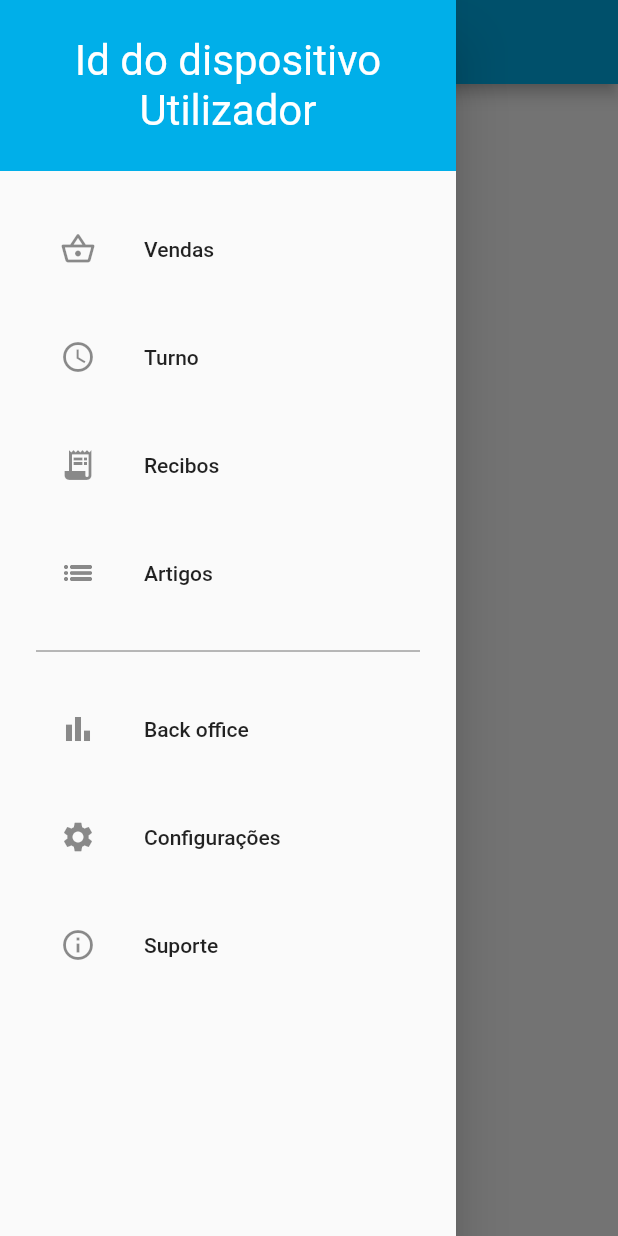
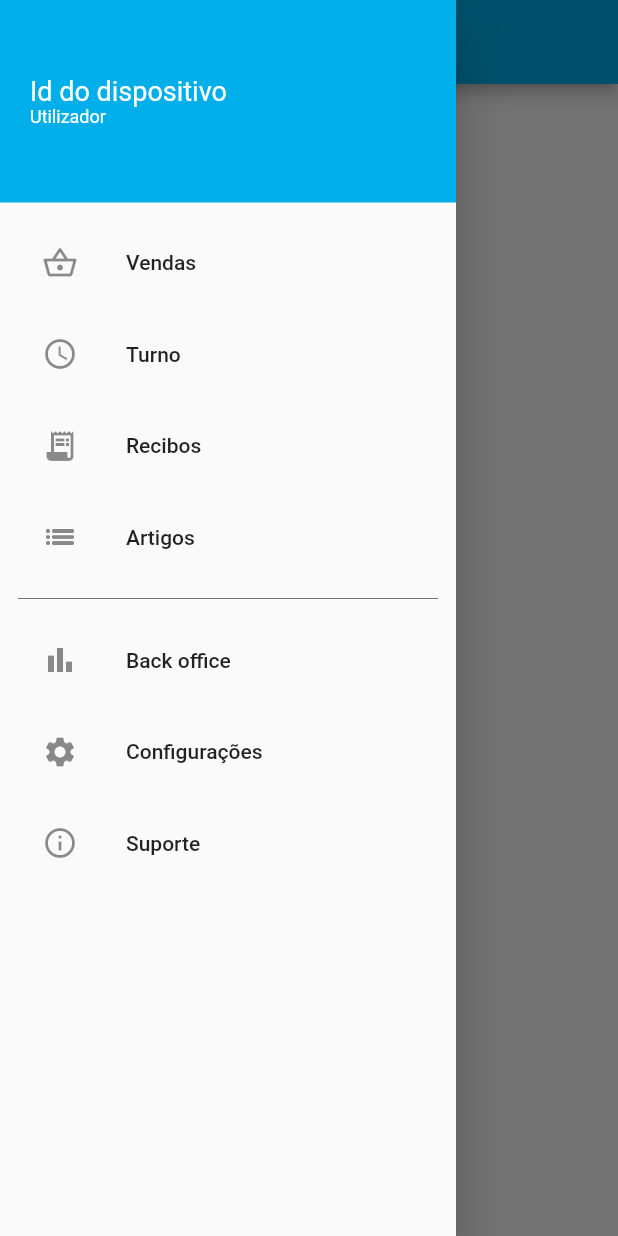
Before and after one commit to DEISI-ULHT-TFC-2023-24/TFC-DEISI4DEIS3-It4Billing_POS, a Flutter app: the screen it shows after launch, with the side drawer open, on a phone screen of 412 x 824 dp. Run offline on Flutter 3.47's test engine with Material 2 defaults, Android fonts, the phone set to English and light mode, and no system bars.

Commit message:
Inicio Logica da pagina das vendas
coisas a fazer saber como deixar bonito e continuar a logica primeiro

```diff
--- a/lib/main.dart
+++ b/lib/main.dart
@@ -21,9 +21,7 @@ class MyApp extends StatelessWidget {
       initialRoute: '/vendas',  // Trocar depois quando funcionar bem
       routes: {
         '/loginPage': (context) => const LoginPage(),
-        '/vendas': (context) => Vendas(),
-        '/venda': (context) => const Venda(),
-        '/turno': (context) => const Turno(),
+        '/vendas': (context) => Vendas(),'/turno': (context) => const Turno(),
         '/recibos': (context) => const Recibos(),
 
       },
--- a/lib/navbar.dart
+++ b/lib/navbar.dart
@@ -21,27 +21,29 @@ class NavBar extends StatelessWidget {
   Widget buildHeader(BuildContext context) => Container(
         color: const Color(0xff00afe9),
         padding: EdgeInsets.only(
-          top: 24 + MediaQuery.of(context).padding.top,
-          bottom: 24,
+          top: 50 + MediaQuery.of(context).padding.top,
+          left: 20,
+          bottom: 50,
         ),
         child: const Column(
+          crossAxisAlignment: CrossAxisAlignment.start,
           children: [
             Text(
               'Id do dispositivo',
-              style: TextStyle(fontSize: 28, color: Colors.white),
+              style: TextStyle(fontSize: 18, color: Colors.white),
             ),
             Text(
               'Utilizador',
-              style: TextStyle(fontSize: 28, color: Colors.white),
+              style: TextStyle(fontSize: 12, color: Colors.white),
             ),
           ],
         ),
       );
 
   Widget buildMenuItems(BuildContext context) => Container(
-        padding: const EdgeInsets.all(24),
+        padding: const EdgeInsets.all(12),
         child: Wrap(
-          runSpacing: 16,
+          runSpacing: 5,
           children: [
             ListTile(
               leading: const Icon(Icons.shopping_basket_outlined),
--- /dev/null
+++ b/lib/pages/vendas/artigo.dart
@@ -0,0 +1,13 @@
+import 'categoria.dart';
+
+class Artigo {
+  String nome;
+  String referencia;
+  String unidade;
+  Categoria categoria;
+
+  Artigo({required this.nome,required this.referencia,required this.unidade,required this.categoria,});
+
+
+
+}
--- /dev/null
+++ b/lib/pages/vendas/categoria.dart
@@ -0,0 +1,7 @@
+class Categoria {
+  String nome;
+  String nomeCurto;
+
+  Categoria({required this.nome,required this.nomeCurto });
+
+}
--- /dev/null
+++ b/lib/pages/vendas/vendaObj.dart
@@ -0,0 +1,6 @@
+class VendaObj {
+  String nome;
+
+  VendaObj({required this.nome});
+
+}
--- a/lib/pages/vendas/vendas.dart
+++ b/lib/pages/vendas/vendas.dart
@@ -1,15 +1,42 @@
 import 'package:flutter/material.dart';
 import 'package:it4billing_pos/navbar.dart';
+import 'package:it4billing_pos/pages/vendas/venda.dart';
+
+import 'vendaObj.dart';
+import 'artigo.dart';
+import 'categoria.dart';
 
 class Vendas extends StatefulWidget {
-  const Vendas({Key? key}) : super(key: key);
+  Vendas({Key? key}) : super(key: key);
 
   @override
   State<Vendas> createState() => _Vendas();
 }
 
-class _Vendas  extends State<Vendas>{
-  List<String> vendas = [];
+class _Vendas extends State<Vendas> {
+  List<VendaObj> vendas = [];
+  List<Categoria> categorias = [
+    Categoria(nome: "Categoria 1", nomeCurto: "Cat 1"),
+    Categoria(nome: "Categoria 2", nomeCurto: "Cat 2"),
+    Categoria(nome: "Categoria 3", nomeCurto: "Cat 3"),
+  ];
+  List<Artigo> artigos = [];
+
+  getcat() {
+    artigos = [
+      Artigo(
+          nome: "Artigo 1",
+          referencia: "001",
+          unidade: "kg",
+          categoria: categorias[0]),
+      Artigo(
+          nome: "Artigo 2",
+          referencia: "011",
+          unidade: "un",
+          categoria: categorias[2])
+    ];
+  }
+
   // criar lista com cat teste para enviar para a proxima pagina e ai fazer os objetos consuante o numero de coisas
   // fazer tbm o ecra sub cat (no mesmo ecra )
   // tendo a lista do objetos tbm criada aqui  fazer a cena de selecionar e ai ter o botao que faz add na lista de vendas
@@ -26,10 +53,13 @@ class _Vendas  extends State<Vendas>{
           children: [
             ElevatedButton(
               onPressed: () {
+
+                Navigator.push(context, MaterialPageRoute(builder: (context) => Venda(artigos: artigos,categorias: categorias,vendas: vendas,)));
+
                 // Adiciona um novo objeto à lista quando o botão é pressionado
-                setState(() {
-                  vendas.add('Novo Objeto ${vendas.length + 1}');
-                });
+                //setState(() {
+                //  vendas.add(VendaObj(nome: "venda 2"));
+                //});
               },
               child: const Text('Criar Novo Objeto'),
             ),
@@ -37,9 +67,9 @@ class _Vendas  extends State<Vendas>{
               child: ListView.builder(
                 itemCount: vendas.length,
                 itemBuilder: (context, index) {
-                  return ListTile(
-                    title: Text(vendas[index]),
-                  );
+                  return ElevatedButton(
+                      onPressed: () {},
+                      child: Text(vendas[index].nome));
                 },
               ),
             ),
```
Also changed, not shown: lib/pages/vendas/venda.dart (+33 -6 lines).
